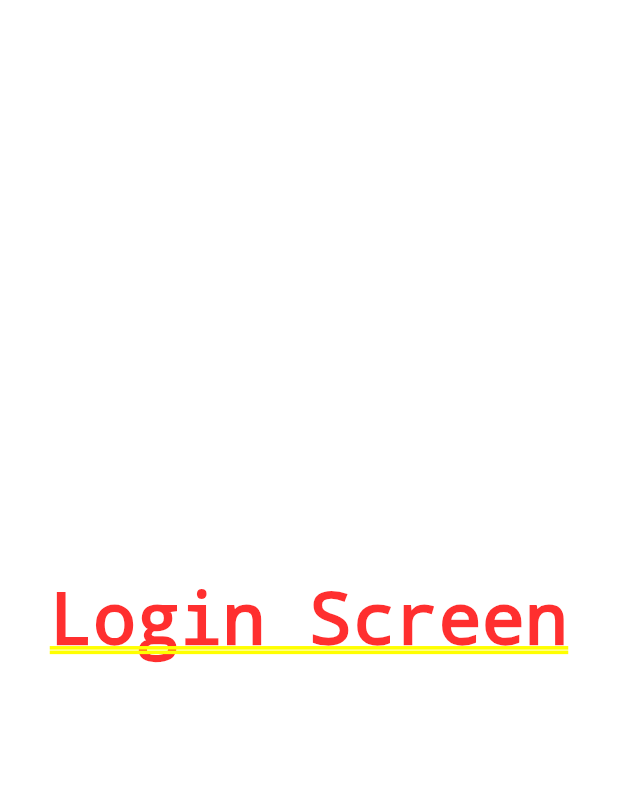
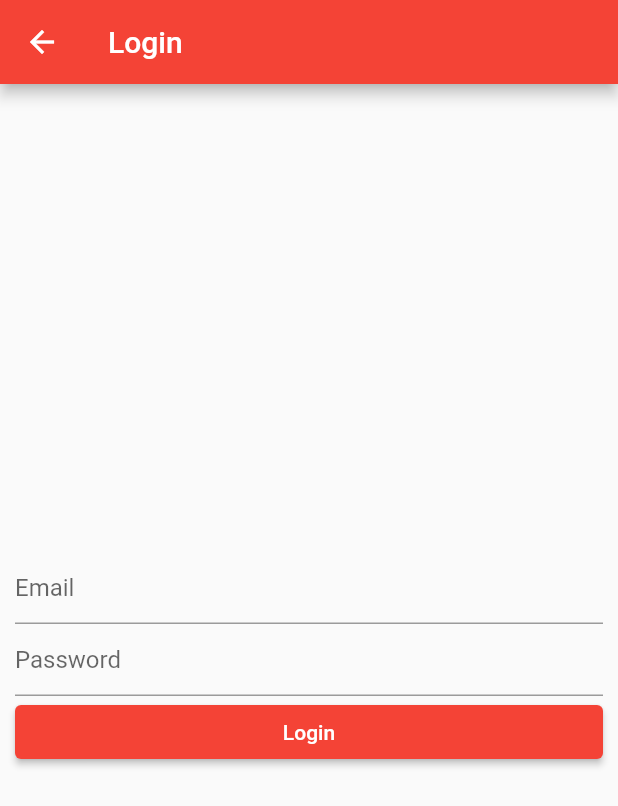
Before and after one commit to wajeht/powerlifting-attempt-selection-calculator-flutter, a Flutter app: the screen it shows after launch, after a tap on "Login with Email", on a phone screen of 412 x 824 dp. Shown: the top 806 px of the screen. Run offline on Flutter 3.47's test engine with Material 2 defaults, Android fonts, the phone set to English and light mode, and no system bars; our stand-ins replace go_router.

Commit message:
feat: basic implimentation for login screen

```diff
--- a/lib/screens/auth/login_screen.dart
+++ b/lib/screens/auth/login_screen.dart
@@ -1,4 +1,5 @@
 import 'package:flutter/material.dart';
+import 'package:go_router/go_router.dart';
 
 class LoginScreen extends StatefulWidget {
   const LoginScreen({super.key});
@@ -10,8 +11,41 @@ class LoginScreen extends StatefulWidget {
 class _LoginScreenState extends State<LoginScreen> {
   @override
   Widget build(BuildContext context) {
-    return const Center(
-      child: Text('Login Screen'),
+    return Scaffold(
+      appBar: AppBar(
+        title: const Text('Login'),
+        leading: IconButton(
+          icon: const Icon(Icons.arrow_back),
+          onPressed: () => context.go('/'),
+        ),
+      ),
+      body: Padding(
+        padding: const EdgeInsets.only(left: 10, right: 10),
+        child: Column(
+          mainAxisAlignment: MainAxisAlignment.center,
+          children: [
+            TextFormField(
+              decoration: const InputDecoration(
+                border: UnderlineInputBorder(),
+                hintText: 'Email',
+              ),
+            ),
+            TextFormField(
+              decoration: const InputDecoration(
+                border: UnderlineInputBorder(),
+                hintText: 'Password',
+              ),
+            ),
+            SizedBox(
+              width: double.infinity,
+              child: ElevatedButton(
+                child: const Text('Login'),
+                onPressed: () {},
+              ),
+            ),
+          ],
+        ),
+      ),
     );
   }
 }
```
